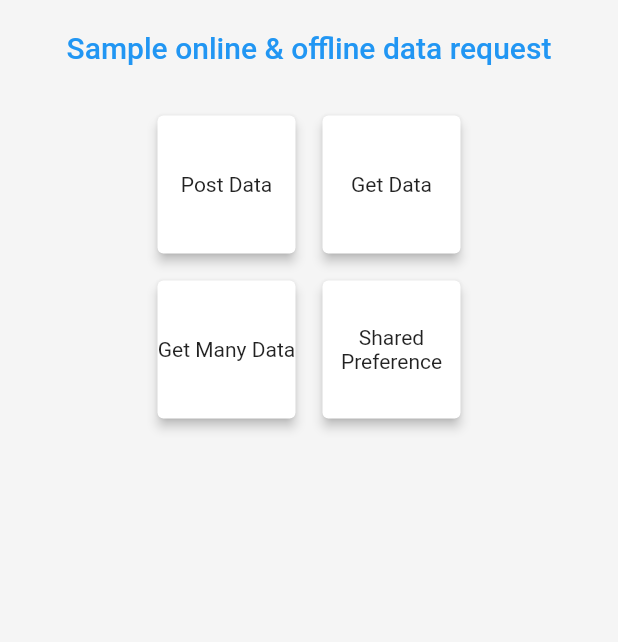
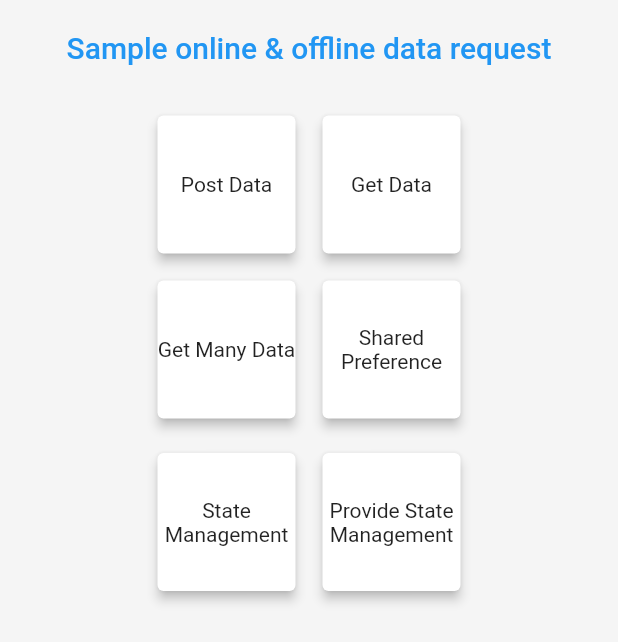
Before and after one commit to Adhasetiawan/Flutter-Learn, a Flutter app: the screen it shows after launch, on a phone screen of 412 x 824 dp. Shown: the top 642 px of the screen. Run offline on Flutter 3.47's test engine with Material 2 defaults, Android fonts, the phone set to English and light mode, and no system bars; our stand-ins replace shared_preferences.

Commit message:
Basic state management sudah dibahas

```diff
--- a/lib/pages/basePage.dart
+++ b/lib/pages/basePage.dart
@@ -1,3 +1,4 @@
+import 'package:first_application/pages/fifthPage.dart';
 import 'package:first_application/pages/firstPage.dart';
 import 'package:first_application/pages/fourthPage.dart';
 import 'package:first_application/pages/secondPage.dart';
@@ -87,7 +88,38 @@ class _basePageState extends State<basePage> {
                       ),
                     ),
                   ],
-                )
+                ),
+                Row(
+                  mainAxisAlignment: MainAxisAlignment.center,
+                  children: <Widget>[
+                    GestureDetector(
+                      onTap: ()=> Navigator.push(context, MaterialPageRoute(builder: (context) => fifthPage())),
+                      child: Container(
+                        margin: EdgeInsets.fromLTRB(10, 5, 5, 10),
+                        height: 100,
+                        width: 100,
+                        child: Card(
+                          shadowColor: Colors.black,
+                          elevation: 3,
+                          child: Center(child: Text('State Management', textAlign: TextAlign.center)),
+                        ),
+                      ),
+                    ),
+                    GestureDetector(
+                      onTap: (){},
+                      child: Container(
+                        margin: EdgeInsets.fromLTRB(5, 5, 10, 10),
+                        height: 100,
+                        width: 100,
+                        child: Card(
+                          shadowColor: Colors.black,
+                          elevation: 3,
+                          child: Center(child: Text('Provide State Management', textAlign: TextAlign.center,)),
+                        ),
+                      ),
+                    ),
+                  ],
+                ),
               ],
             )
           ],
--- a/pubspec.yaml
+++ b/pubspec.yaml
@@ -38,6 +38,8 @@ dependencies:
   http: ^0.13.4
 
   shared_preferences: ^2.0.11
+
+  provider: ^6.0.1
 
 dev_dependencies:
   flutter_test:
```
Also changed, not shown: lib/pages/fifthPage.dart (added, +65 -0 lines), lib/stateStuff/appColor.dart (added, +14 -0 lines), lib/pages/fourthPage.dart (indentation only), pubspec.lock.
